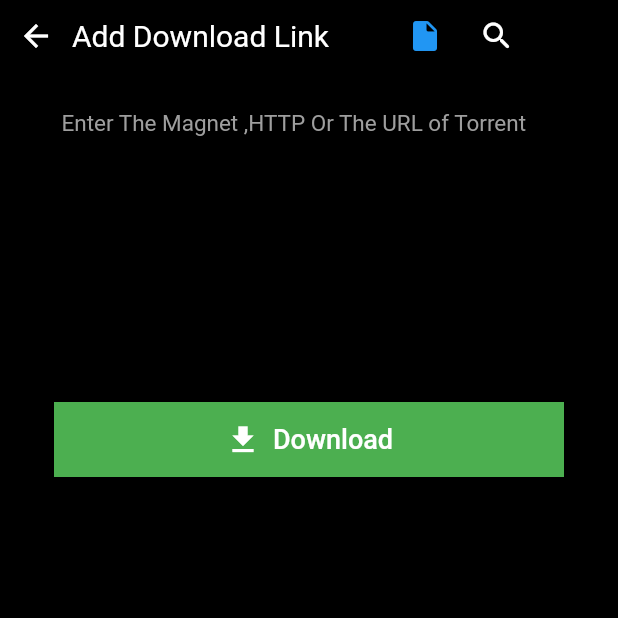
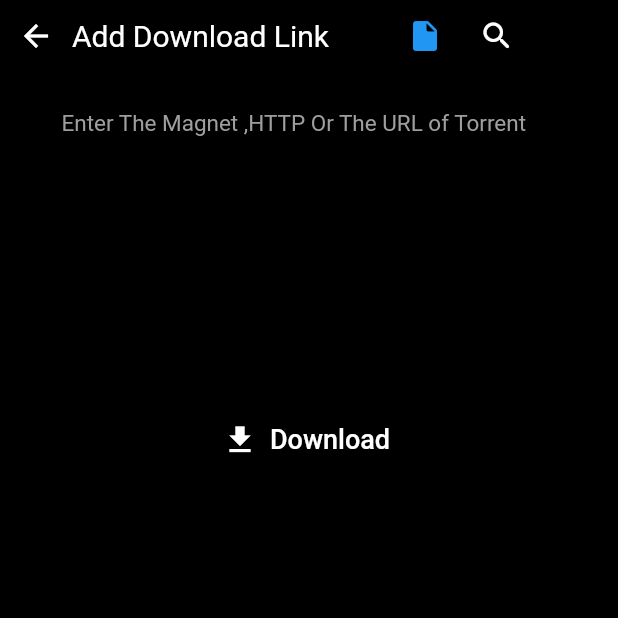
Before and after one commit to mraj555/play-it, a Flutter app: the Down screen opened directly, after a tap on the "add" icon, on a phone screen of 412 x 824 dp, the top half of it. Run offline on Flutter 3.47's test engine with Material 2 defaults, Android fonts, the phone set to English and light mode, and no system bars; our stand-ins replace google_fonts, on_audio_query, permission_handler, pinput; missing offline and left inert: photo_manager, underline_indicator; network calls fail.

Commit message:
File Added

```diff
--- a/lib/Download/download.dart
+++ b/lib/Download/download.dart
@@ -11,6 +11,7 @@ class Down extends StatefulWidget {
 class _DownState extends State<Down> {
   var groupValue = 0;
   var contoller = TextEditingController();
+  var addlinkcontoller = TextEditingController();
   var password = '';
 
   @override
@@ -252,6 +253,7 @@ class _DownState extends State<Down> {
                       color: Colors.black,
                       margin: EdgeInsets.all(10),
                       child: TextField(
+                        controller: addlinkcontoller,
                         decoration: InputDecoration(
                             contentPadding: EdgeInsets.only(left: 10),
                             hintText:
@@ -260,14 +262,15 @@ class _DownState extends State<Down> {
                                 TextStyle(color: Colors.grey, fontSize: 15),
                             border: InputBorder.none),
                         cursorColor: Colors.green,
+                        onChanged: (value) {
+                          setState(() {
+                            value = addlinkcontoller.text;
+                          });
+                        },
                       ),
                     ),
-                    Container(
-                      height: 50,
-                      width: 340,
-                      color: Colors.green,
-                      child: TextButton.icon(
-                        onPressed: () {},
+                    ElevatedButton.icon(
+                      onPressed: addlinkcontoller.text.isEmpty ? null : () {},
                       icon: Icon(
                         Icons.download,
                         color: Colors.white,
@@ -276,6 +279,9 @@ class _DownState extends State<Down> {
                         'Download',
                         style: TextStyle(color: Colors.white, fontSize: 18),
                       ),
+                      style: ElevatedButton.styleFrom(
+                        primary: Color(0xff2bc877),
+                        fixedSize: Size(340, 50),
                       ),
                     ),
                   ],
@@ -384,7 +390,7 @@ class _DownState extends State<Down> {
                     closeKeyboardWhenCompleted: false,
                     onSubmitted: (value) {
                       setState(() {
-                        password=contoller.text;
+                        password = contoller.text;
                       });
                       showDialog(
                         context: context,
@@ -392,7 +398,7 @@ class _DownState extends State<Down> {
                           elevation: 10,
                           backgroundColor: Colors.grey[850],
                           child: Padding(
-                                padding:  EdgeInsets.only(left: 20,top: 20),
+                            padding: EdgeInsets.only(left: 20, top: 20),
                             child: Column(
                               mainAxisAlignment: MainAxisAlignment.center,
                               crossAxisAlignment: CrossAxisAlignment.start,
@@ -405,8 +411,7 @@ class _DownState extends State<Down> {
                                 Text(
                                   '$password',
                                   style: TextStyle(
-                                          color: Colors.green, fontSize: 20
-                                      ),
+                                      color: Colors.green, fontSize: 20),
                                 ),
                                 Text(
                                   'Please Keep Your Password In Mind !',
@@ -421,15 +426,18 @@ class _DownState extends State<Down> {
                                         },
                                         child: Text(
                                           'Sure',
-                                              style:
-                                                  TextStyle(color: Colors.green,fontSize: 18),
+                                          style: TextStyle(
+                                              color: Colors.green,
+                                              fontSize: 18),
                                         ))
                                   ],
                                 )
                               ],
                             ),
                           ),
-                            ),);},
+                        ),
+                      );
+                    },
                     onChanged: (value) {
                       setState(() {
                         value = password;
```
Also changed, not shown: lib/Download/homepage.dart (+32 -21 lines). Lines whose indentation alone changed are shown as unchanged.
